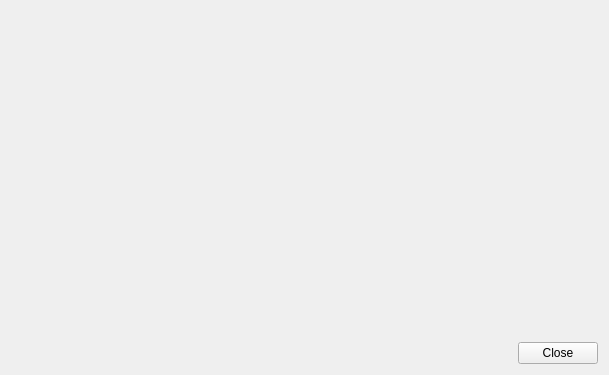
Above: bin/modulatorgui.ui from kmatheussen/radium before the change. Below: the same form after it.
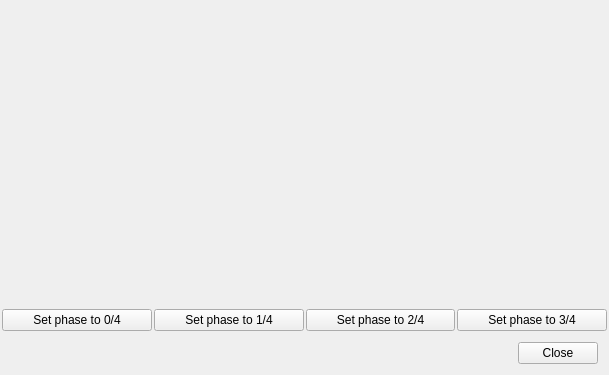
That is the form after the change.

Commit message: Modulator GUI: Add phase buttons

```diff
--- a/bin/modulatorgui.ui
+++ b/bin/modulatorgui.ui
@@ -38,6 +38,38 @@
      </layout>
     </widget>
    </item>
+   <item>
+    <layout class="QHBoxLayout" name="horizontalLayout">
+     <item>
+      <widget class="QPushButton" name="phase_04">
+       <property name="text">
+        <string>Set phase to 0/4</string>
+       </property>
+      </widget>
+     </item>
+     <item>
+      <widget class="QPushButton" name="phase_14">
+       <property name="text">
+        <string>Set phase to 1/4</string>
+       </property>
+      </widget>
+     </item>
+     <item>
+      <widget class="QPushButton" name="phase_24">
+       <property name="text">
+        <string>Set phase to 2/4</string>
+       </property>
+      </widget>
+     </item>
+     <item>
+      <widget class="QPushButton" name="phase_34">
+       <property name="text">
+        <string>Set phase to 3/4</string>
+       </property>
+      </widget>
+     </item>
+    </layout>
+   </item>
    <item>
     <widget class="QWidget" name="" native="true">
      <property name="sizePolicy">
```
The commit also changes 3 other files.
